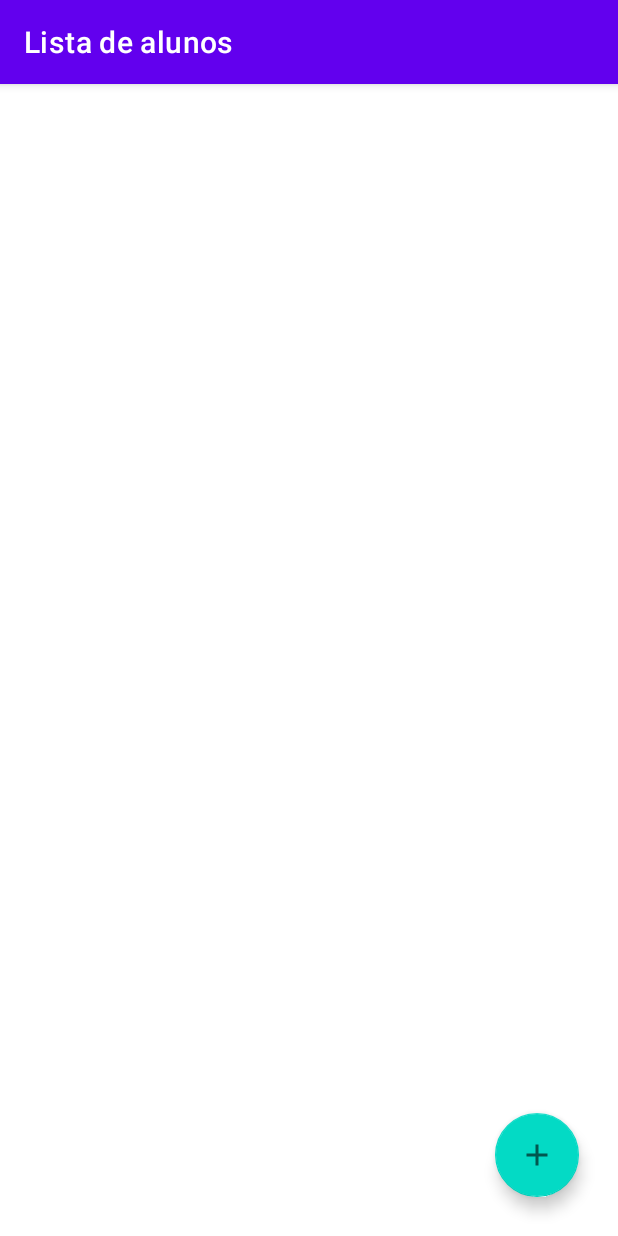
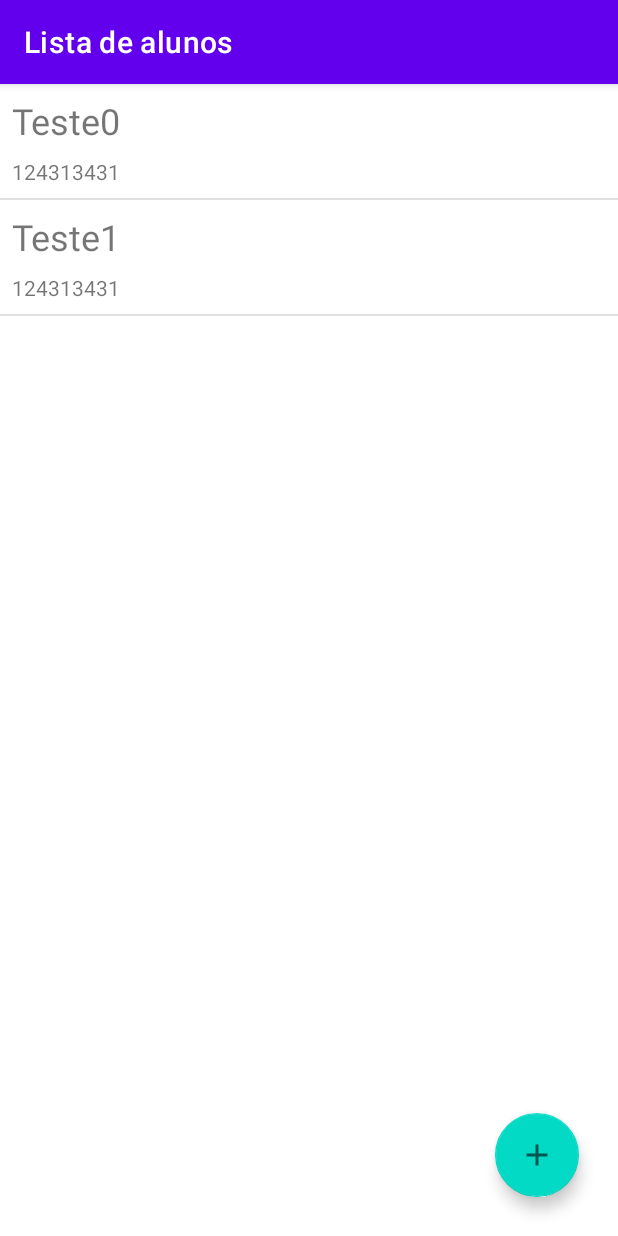
Before and after one commit to karlgama/android-agenda, an Android app: the screen it shows after launch (ListaAlunosActivity), on a phone screen of 412 x 824 dp. Run offline under Robolectric (Android 15) with nearby library versions, the phone set to English and light mode, and no system bars.

Commit message:
vinculando dados ao adapter

```diff
--- a/src/main/java/br/alura/ui/activity/ListaAlunosActivity.java
+++ b/src/main/java/br/alura/ui/activity/ListaAlunosActivity.java
@@ -5,13 +5,9 @@ import static br.alura.ui.activity.ConstantesActivities.CHAVE_ALUNO;
 import android.content.Intent;
 import android.os.Bundle;
 import android.view.ContextMenu;
-import android.view.LayoutInflater;
 import android.view.MenuItem;
 import android.view.View;
-import android.view.ViewGroup;
 import android.widget.AdapterView;
-import android.widget.ArrayAdapter;
-import android.widget.BaseAdapter;
 import android.widget.ListView;
 
 import androidx.annotation.NonNull;
@@ -20,12 +16,10 @@ import androidx.appcompat.app.AppCompatActivity;
 
 import com.google.android.material.floatingactionbutton.FloatingActionButton;
 
-import java.util.ArrayList;
-import java.util.List;
-
 import br.alura.R;
 import br.alura.dao.AlunoDAO;
 import br.alura.model.Aluno;
+import br.alura.ui.adapter.ListaAlunosAdapter;
 
 public class ListaAlunosActivity extends AppCompatActivity {
 
@@ -33,7 +27,8 @@ public class ListaAlunosActivity extends AppCompatActivity {
 
 
     private final AlunoDAO dao = new AlunoDAO();
-    private ArrayAdapter<Aluno> adapter;
+    private ListaAlunosAdapter adapter;
+
 
     @Override
     protected void onCreate(@Nullable Bundle savedInstanceState) {
@@ -116,34 +111,8 @@ public class ListaAlunosActivity extends AppCompatActivity {
 
     @NonNull
     private void configuraAdapter(ListView listaDeAlunos) {
-        adapter = new ArrayAdapter<>(
-                this,
-                R.layout.item_aluno
-        );
-        listaDeAlunos.setAdapter(new BaseAdapter() {
-            private final List<Aluno> alunos = new ArrayList<>();
+        adapter = new ListaAlunosAdapter(this);
+        listaDeAlunos.setAdapter(adapter);
+    }
 
-            @Override
-            public int getCount() {
-                return alunos.size();
-            }
-
-            @Override
-            public Aluno getItem(int i) {
-                return alunos.get(i);
-            }
-
-            @Override
-            public long getItemId(int i) {
-                return alunos.get(i).getId();
-            }
-
-            @Override
-            public View getView(int i, View view, ViewGroup viewGroup) {
-                return LayoutInflater
-                        .from(ListaAlunosActivity.this)
-                        .inflate(R.layout.item_aluno, viewGroup);
-            }
-        });
-    }
 }
--- /dev/null
+++ b/src/main/java/br/alura/ui/adapter/ListaAlunosAdapter.java
@@ -0,0 +1,63 @@
+package br.alura.ui.adapter;
+
+import android.content.Context;
+import android.view.LayoutInflater;
+import android.view.View;
+import android.view.ViewGroup;
+import android.widget.BaseAdapter;
+import android.widget.TextView;
+
+import java.util.ArrayList;
+import java.util.List;
+
+import br.alura.R;
+import br.alura.model.Aluno;
+
+public class ListaAlunosAdapter extends BaseAdapter {
+    private final List<Aluno> alunos = new ArrayList<>();
+    private Context context;
+
+    public ListaAlunosAdapter(Context context) {
+        this.context = context;
+    }
+
+    @Override
+    public int getCount() {
+        return alunos.size();
+    }
+
+    @Override
+    public Aluno getItem(int i) {
+        return alunos.get(i);
+    }
+
+    @Override
+    public long getItemId(int i) {
+        return alunos.get(i).getId();
+    }
+
+    @Override
+    public View getView(int i, View view, ViewGroup viewGroup) {
+        View viewCriada= LayoutInflater
+                .from(context)
+                .inflate(R.layout.item_aluno, viewGroup,false);
+
+        TextView nomeAluno = viewCriada.findViewById(R.id.item_aluno_nome);
+        nomeAluno.setText(alunos.get(i).getNome());
+        TextView telefoneAluno = viewCriada.findViewById(R.id.item_aluno_telefone);
+        telefoneAluno.setText(alunos.get(i).getTelefone());
+        return viewCriada;
+    }
+
+    public void clear() {
+        alunos.clear();
+    }
+
+    public void addAll(List<Aluno> alunos) {
+        this.alunos.addAll(alunos);
+    }
+
+    public void remove(Aluno aluno) {
+        this.alunos.remove(aluno);
+    }
+}
--- a/src/main/res/layout/item_aluno.xml
+++ b/src/main/res/layout/item_aluno.xml
@@ -14,5 +14,6 @@
         android:layout_width="match_parent"
         android:layout_marginStart="8dp"
         android:layout_marginEnd="8dp"
+        android:layout_marginBottom="8dp"
         android:layout_height="wrap_content"/>
 </LinearLayout>
```
